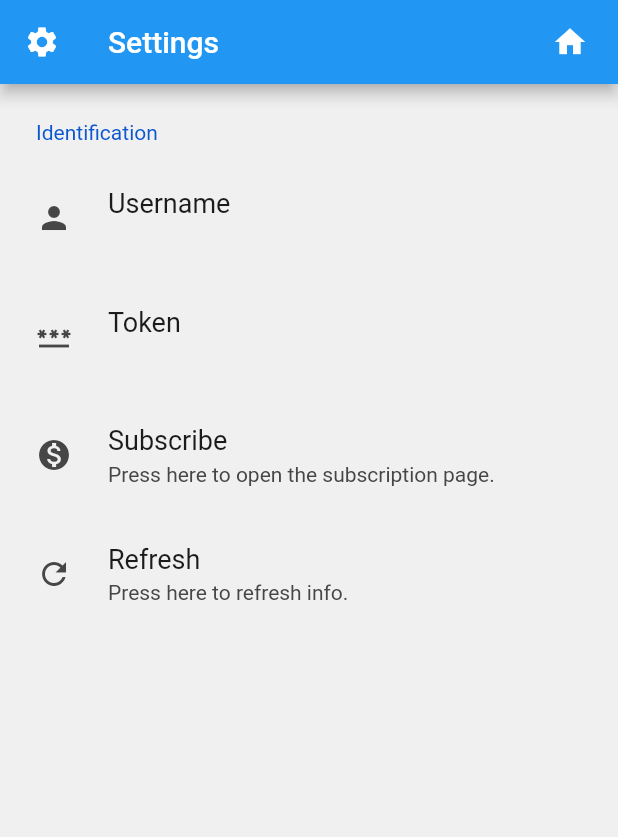
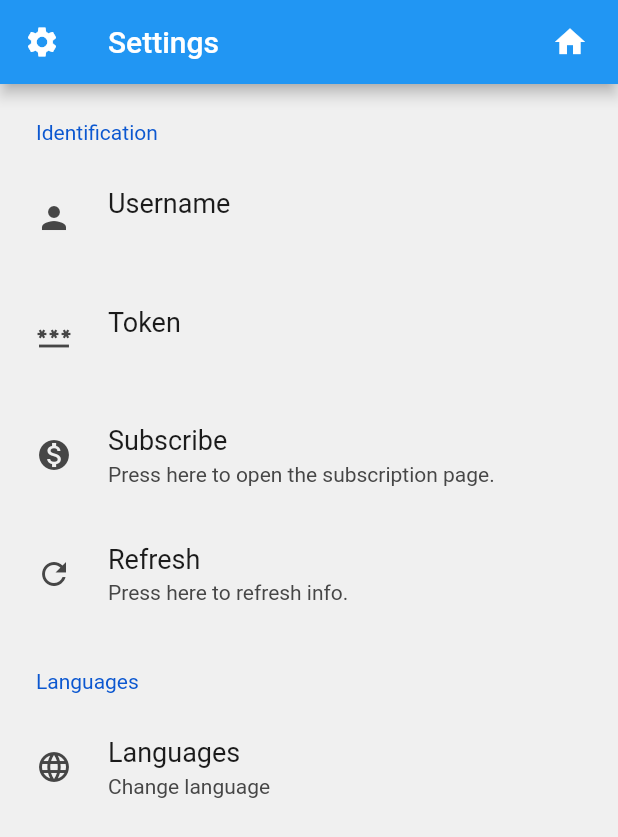
Before and after one commit to createstructure/app-createstructure, a Flutter app: the screen it shows after launch, after a tap on the "settings" icon, on a phone screen of 412 x 824 dp. Shown: the top 837 px of the screen. Run offline on Flutter 3.47's test engine with Material 2 defaults, Android fonts, the phone set to English and light mode, and no system bars; drawn by our look-alikes of settings_ui; our stand-ins replace flutter_phoenix, shared_preferences, stacked; missing offline and left inert: end_credits; generated files the repository leaves out were written again.

Commit message:
v09.01.01

```diff
--- a/lib/Settings.dart
+++ b/lib/Settings.dart
@@ -70,6 +70,19 @@ class _SettingsState extends State<Settings> {
                       },
                     ),
                   ]),
+              SettingsSection(
+                  title: AppLocalizations.of(context)!.languages,
+                  titlePadding: EdgeInsets.all(20),
+                  tiles: [
+                    SettingsTile(
+                      title: AppLocalizations.of(context)!.languages,
+                      subtitle: AppLocalizations.of(context)!.languagesLong,
+                      leading: Icon(Icons.language),
+                      onPressed: (BuildContext context) {
+                        viewModel.changeLanguage(context);
+                      },
+                    ),
+                  ]),
             ],
           ),
         );
--- a/lib/l10n/app_en.arb
+++ b/lib/l10n/app_en.arb
@@ -58,5 +58,12 @@
     "insert": "Insert: ",
     "insertLong": "Insert here",
     "changeUsername": "Change Username",
-    "changeToken": "Change Token"
+    "changeToken": "Change Token",
+    "languages": "Languages",
+    "languagesLong": "Change language",
+    "save": "Save",
+    "en": "English",
+    "it": "Italian",
+    "languagesDefault": "System language",
+    "flutter_phoenix": "flutter_phoenix"
 }
--- a/lib/main.dart
+++ b/lib/main.dart
@@ -1,15 +1,40 @@
+import 'dart:io';
+
 import 'package:createstructure/Home.dart';
 import 'package:flutter/material.dart';
 import 'package:flutter_gen/gen_l10n/app_localizations.dart';
 import 'package:flutter_localizations/flutter_localizations.dart';
+import 'package:flutter_phoenix/flutter_phoenix.dart';
+import 'package:shared_preferences/shared_preferences.dart';
 
 void main() {
-  runApp(MyApp());
+  runApp(Phoenix(
+    child: MyApp(),
+  ));
+  //runApp(MyApp());
 }
 
 class MyApp extends StatelessWidget {
+  Locale _locale = Locale('en');
+
+  _syncLocale(BuildContext context) async {
+    var prefs = await SharedPreferences.getInstance();
+    if (prefs.getKeys().contains('refresh')) {
+      prefs.remove('refresh');
+      Phoenix.rebirth(context);
+    }
+    if (prefs.getKeys().contains('language_code')) {
+      _locale = new Locale(prefs.getString('language_code'));
+    } else {
+      _locale = new Locale(Platform.localeName);
+    }
+    debugPrint(_locale.toString());
+    await _locale;
+  }
+
   @override
   Widget build(BuildContext context) {
+    _syncLocale(context);
     return MaterialApp(
       title: 'createstructure',
       debugShowCheckedModeBanner: false,
@@ -28,7 +53,7 @@ class MyApp extends StatelessWidget {
         Locale('en'),
         Locale('it'),
       ],
-      //locale: Locale('it'),
+      locale: _locale,
     );
   }
 }
--- a/lib/viewmodel/HomeViewModel.dart
+++ b/lib/viewmodel/HomeViewModel.dart
@@ -4,8 +4,6 @@ import 'package:createstructure/model/Answers.dart';
 import 'package:createstructure/model/SettingsData.dart';
 import 'package:flutter/cupertino.dart';
 import 'package:flutter/material.dart';
-import 'package:flutter_gen/gen_l10n/app_localizations.dart';
-import 'package:fluttertoast/fluttertoast.dart';
 import 'package:http/http.dart' as http;
 import 'package:stacked/stacked.dart';
 
@@ -61,13 +59,13 @@ class HomeViewModel extends MultipleFutureViewModel {
 
     var r = json.decode(response.body);
 
-    Fluttertoast.showToast(
+    /*Fluttertoast.showToast(
       msg: (r["message"] == "error"
           ? AppLocalizations.of(context)!.error + r["error"]
           : r["message"]),
       gravity: ToastGravity.CENTER,
       toastLength: Toast.LENGTH_LONG,
-    );
+    );*/
     debugPrint(_getBody(answers));
     print("${response.statusCode}");
     print("${response.body}");
--- a/pubspec.yaml
+++ b/pubspec.yaml
@@ -15,7 +15,7 @@ publish_to: 'none' # Remove this line if you wish to publish to pub.dev
 # In iOS, build-name is used as CFBundleShortVersionString while build-number used as CFBundleVersion.
 # Read more about iOS versioning at
 # https://developer.apple.com/library/archive/documentation/General/Reference/InfoPlistKeyReference/Articles/CoreFoundationKeys.html
-version: 1.0.0+1
+version: 09.01.01
 
 environment:
   sdk: ">=2.12.0 <3.0.0"
@@ -30,9 +30,10 @@ dependencies:
   flutter_launcher_icons: ^0.9.0
   end_credits: ^1.0.0+1
   flutter_native_splash: ^1.2.0
-  fluttertoast: ^8.0.7
+  fluttertoast: ^8.0.8
   url_launcher: ^6.0.9
   intl: ^0.17.0
+  flutter_phoenix: ^1.0.0
   flutter:
     sdk: flutter
   flutter_localizations:
```
Also changed, not shown: lib/l10n/app_it.arb (+8 -1 lines), lib/viewmodel/SettingsViewModel.dart (+115 -1 lines), pubspec.lock, 6 other files.
